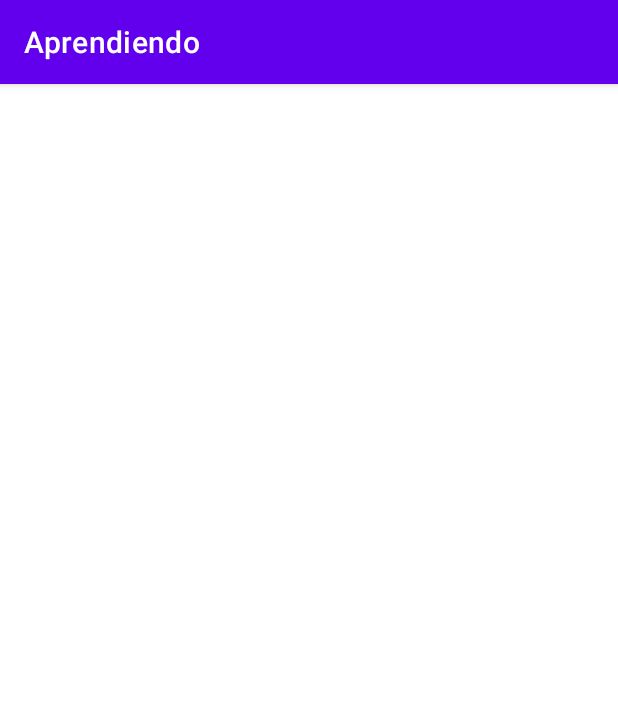
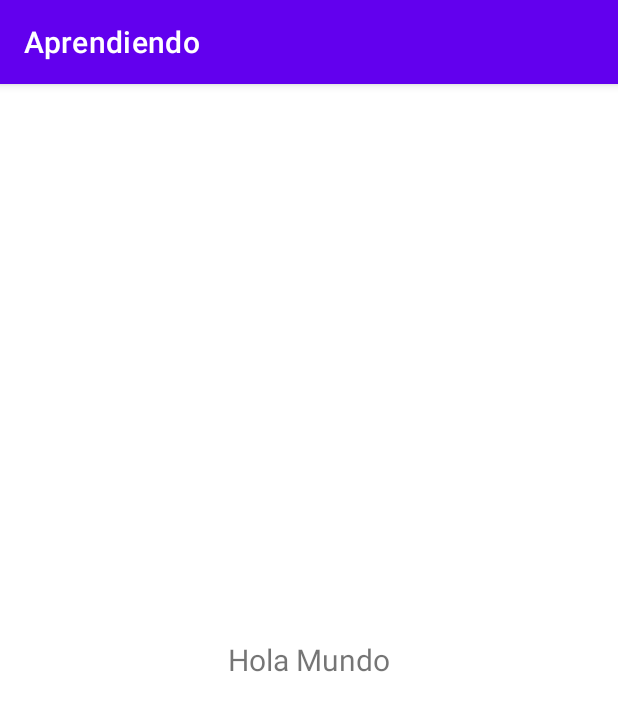
Before and after one commit to Tapiiaa/Aprendiendo, an Android app: the screen it shows after launch (FirstAppActivity), on a phone screen of 412 x 824 dp. Shown: the top 711 px of the screen. Run offline under Robolectric (Android 15) with nearby library versions, the phone set to English and light mode, and no system bars.

Commit message:
Sale Hola Mundo en la app

```diff
--- a/app/src/main/java/com/example/aprendiendo/firstapp/FirstAppActivity.kt
+++ b/app/src/main/java/com/example/aprendiendo/firstapp/FirstAppActivity.kt
@@ -11,7 +11,7 @@ class FirstAppActivity : AppCompatActivity() {
     override fun onCreate(savedInstanceState: Bundle?) {
         super.onCreate(savedInstanceState)
         enableEdgeToEdge()
-        setContentView(R.layout.activity_first_app)
+        setContentView(R.layout.activity_first_app)// Llamamos al layout activity_first_app.xml -- res / layout
         ViewCompat.setOnApplyWindowInsetsListener(findViewById(R.id.main)) { v, insets ->
             val systemBars = insets.getInsets(WindowInsetsCompat.Type.systemBars())
             v.setPadding(systemBars.left, systemBars.top, systemBars.right, systemBars.bottom)
--- a/app/src/main/res/layout/activity_first_app.xml
+++ b/app/src/main/res/layout/activity_first_app.xml
@@ -1,10 +1,16 @@
 <?xml version="1.0" encoding="utf-8"?>
-<androidx.constraintlayout.widget.ConstraintLayout xmlns:android="http://schemas.android.com/apk/res/android"
-    xmlns:app="http://schemas.android.com/apk/res-auto"
+<FrameLayout xmlns:android="http://schemas.android.com/apk/res/android"
     xmlns:tools="http://schemas.android.com/tools"
     android:id="@+id/main"
     android:layout_width="match_parent"
     android:layout_height="match_parent"
     tools:context=".firstapp.FirstAppActivity">
 
-</androidx.constraintlayout.widget.ConstraintLayout>
+    <TextView
+        android:layout_width="wrap_content"
+        android:layout_height="wrap_content"
+        android:layout_gravity="center"
+        android:textSize="20sp"
+        android:text="Hola Mundo"
+    ></TextView>
+</FrameLayout>
```
